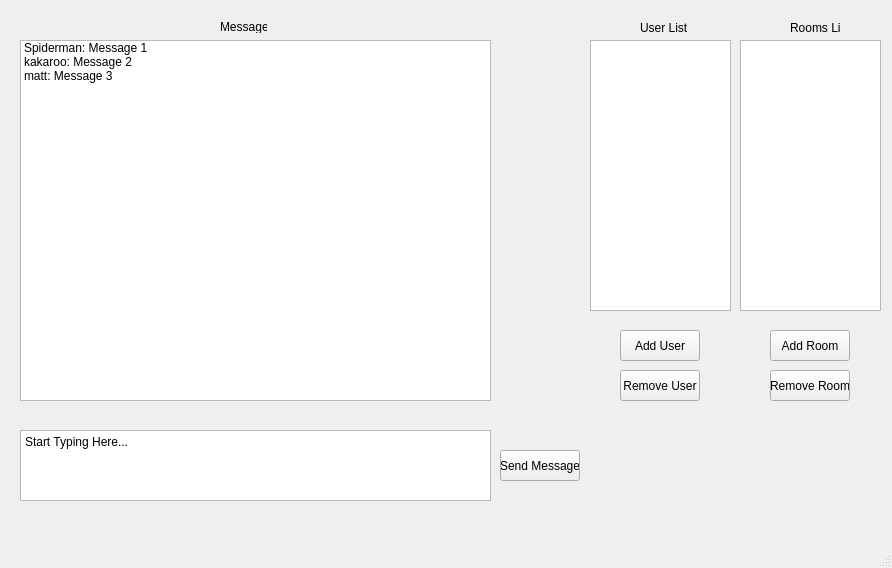
Above: ircclient.ui from TomFanella4/IRCClient before the change. Below: the same form after it.
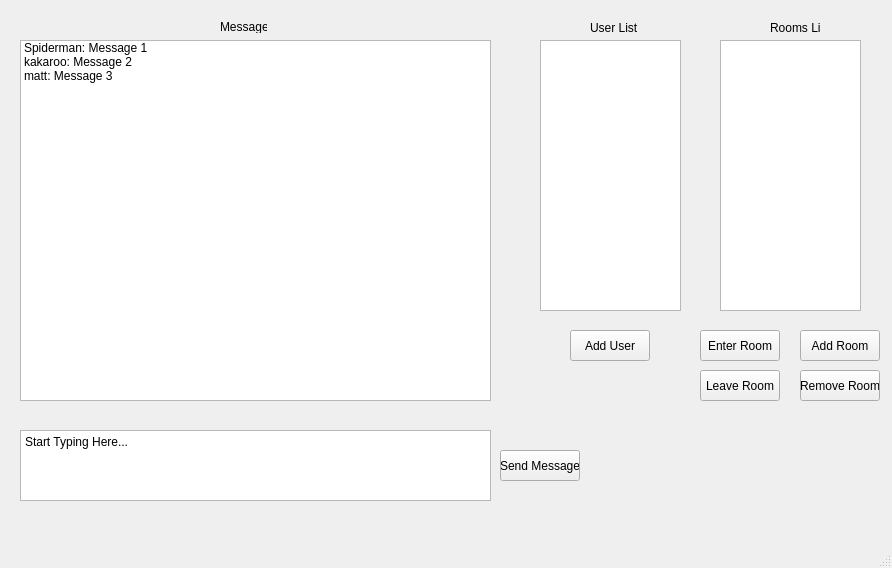
That is the form after the change.

The edit to the form file:
```diff
--- a/ircclient.ui
+++ b/ircclient.ui
@@ -17,7 +17,7 @@
    <widget class="QLabel" name="label_userlist">
     <property name="geometry">
      <rect>
-      <x>640</x>
+      <x>590</x>
       <y>20</y>
       <width>47</width>
       <height>15</height>
@@ -46,7 +46,7 @@
     </property>
     <property name="geometry">
      <rect>
-      <x>790</x>
+      <x>770</x>
       <y>20</y>
       <width>51</width>
       <height>15</height>
@@ -97,7 +97,7 @@
    <widget class="QListWidget" name="listWidget_2">
     <property name="geometry">
      <rect>
-      <x>590</x>
+      <x>540</x>
       <y>40</y>
       <width>141</width>
       <height>271</height>
@@ -107,7 +107,7 @@
    <widget class="QListWidget" name="listWidget_3">
     <property name="geometry">
      <rect>
-      <x>740</x>
+      <x>720</x>
       <y>40</y>
       <width>141</width>
       <height>271</height>
@@ -130,7 +130,7 @@
    <widget class="QPushButton" name="pushButton_2">
     <property name="geometry">
      <rect>
-      <x>620</x>
+      <x>570</x>
       <y>330</y>
       <width>80</width>
       <height>31</height>
@@ -143,7 +143,7 @@
    <widget class="QPushButton" name="pushButton_3">
     <property name="geometry">
      <rect>
-      <x>770</x>
+      <x>800</x>
       <y>330</y>
       <width>80</width>
       <height>31</height>
@@ -156,7 +156,7 @@
    <widget class="QPushButton" name="pushButton_4">
     <property name="geometry">
      <rect>
-      <x>770</x>
+      <x>800</x>
       <y>370</y>
       <width>80</width>
       <height>31</height>
@@ -169,14 +169,27 @@
    <widget class="QPushButton" name="pushButton_5">
     <property name="geometry">
      <rect>
-      <x>620</x>
+      <x>700</x>
+      <y>330</y>
+      <width>80</width>
+      <height>31</height>
+     </rect>
+    </property>
+    <property name="text">
+     <string>Enter Room</string>
+    </property>
+   </widget>
+   <widget class="QPushButton" name="Button_leaveRoom">
+    <property name="geometry">
+     <rect>
+      <x>700</x>
       <y>370</y>
       <width>80</width>
       <height>31</height>
      </rect>
     </property>
     <property name="text">
-     <string>Remove User</string>
+     <string>Leave Room</string>
     </property>
    </widget>
   </widget>
```
Left out of the diff: 20 changed lines with no effect on the pictures.
